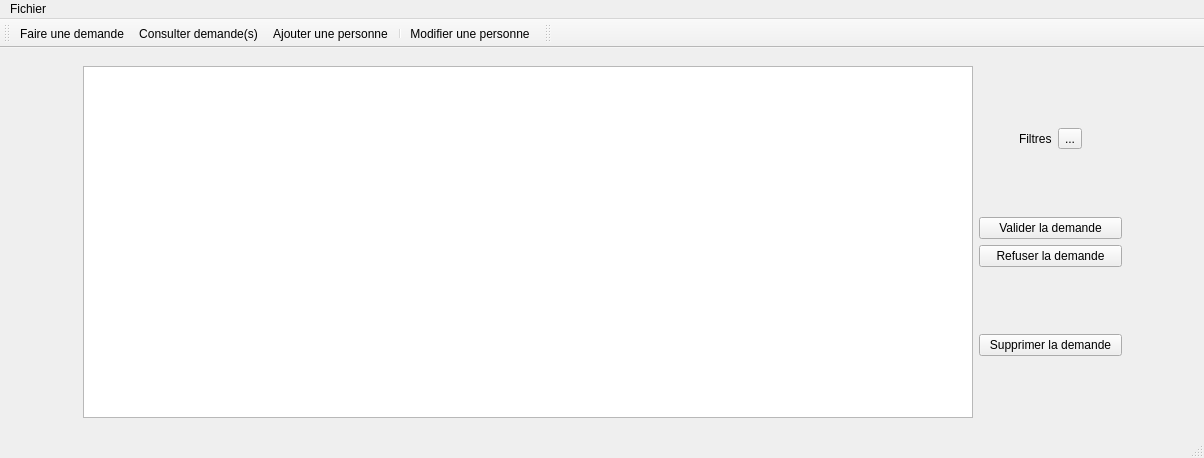
Above: Fenrh.ui from Chayma07/GestionDeConge before the change. Below: the same form after it.
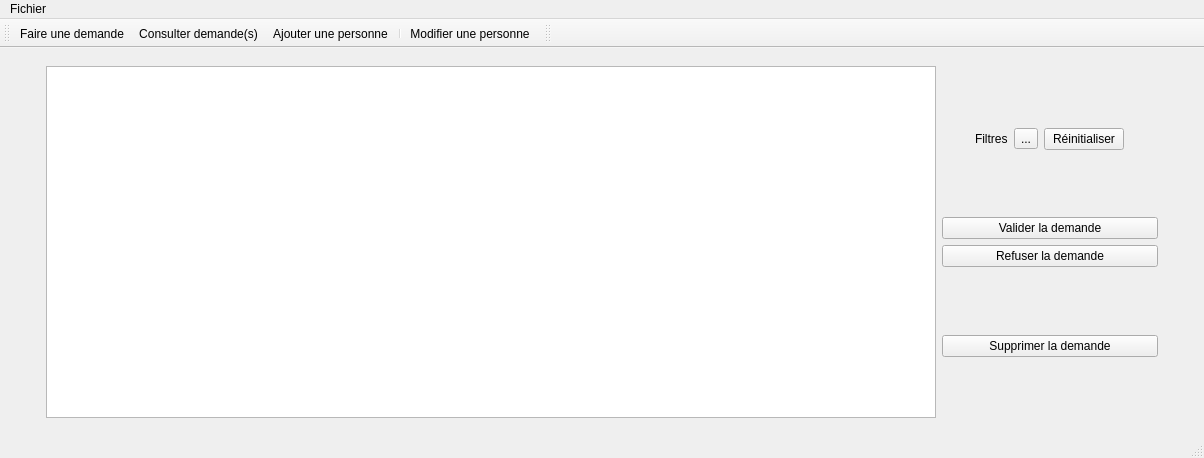
That is the form after the change. The open tabs and pages were chosen to show the change. Icons and pictures are not drawn.

```diff
--- a/Fenrh.ui
+++ b/Fenrh.ui
@@ -292,6 +292,9 @@
                 <property name="gridStyle">
                  <enum>Qt::SolidLine</enum>
                 </property>
+                <property name="sortingEnabled">
+                 <bool>true</bool>
+                </property>
                 <attribute name="horizontalHeaderDefaultSectionSize">
                  <number>145</number>
                 </attribute>
@@ -341,6 +344,13 @@
                     </property>
                    </widget>
                   </item>
+                  <item>
+                   <widget class="QPushButton" name="pushButton_3">
+                    <property name="text">
+                     <string>Réinitialiser</string>
+                    </property>
+                   </widget>
+                  </item>
                   <item>
                    <spacer name="horizontalSpacer_8">
                     <property name="orientation">
```
Left out of the diff: 2 changed lines with no effect on the pictures.
